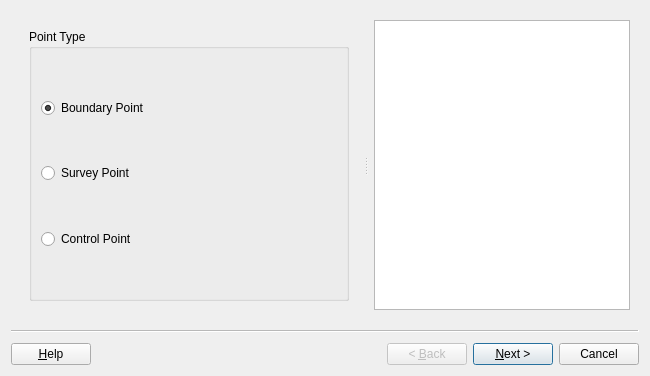
This is asistente_ladm_col/ui/wiz_create_points_cadastre.ui in SwissTierrasColombia/Asistente-LADM-COL as Qt 5 draws it before an edit. The edited form follows.
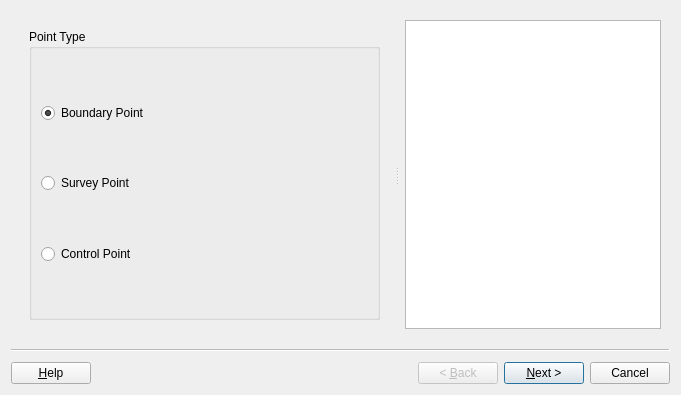
This is the edited form. Custom widgets are drawn as their Qt base class.

Commit message: [gui] Add tooltip and improve spacing in CRS widget (create points wizard)

```diff
--- a/asistente_ladm_col/ui/wiz_create_points_cadastre.ui
+++ b/asistente_ladm_col/ui/wiz_create_points_cadastre.ui
@@ -6,8 +6,8 @@
    <rect>
     <x>0</x>
     <y>0</y>
-    <width>650</width>
-    <height>376</height>
+    <width>681</width>
+    <height>395</height>
    </rect>
   </property>
   <property name="cursor">
```
Left out of the diff: 94 changed lines with no effect on the pictures.
